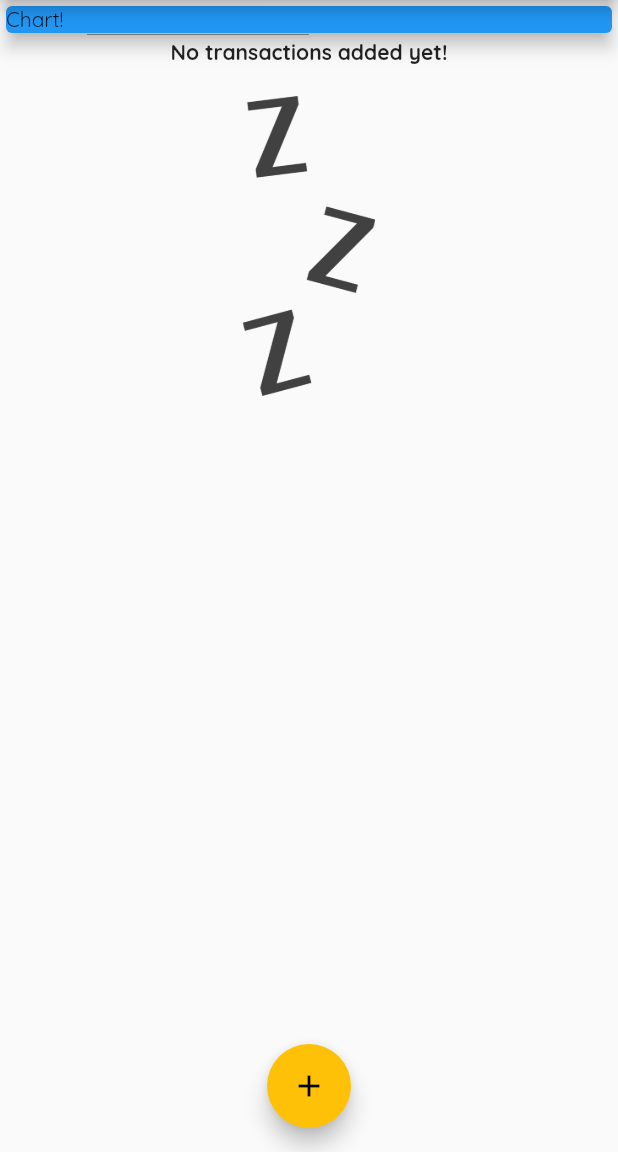
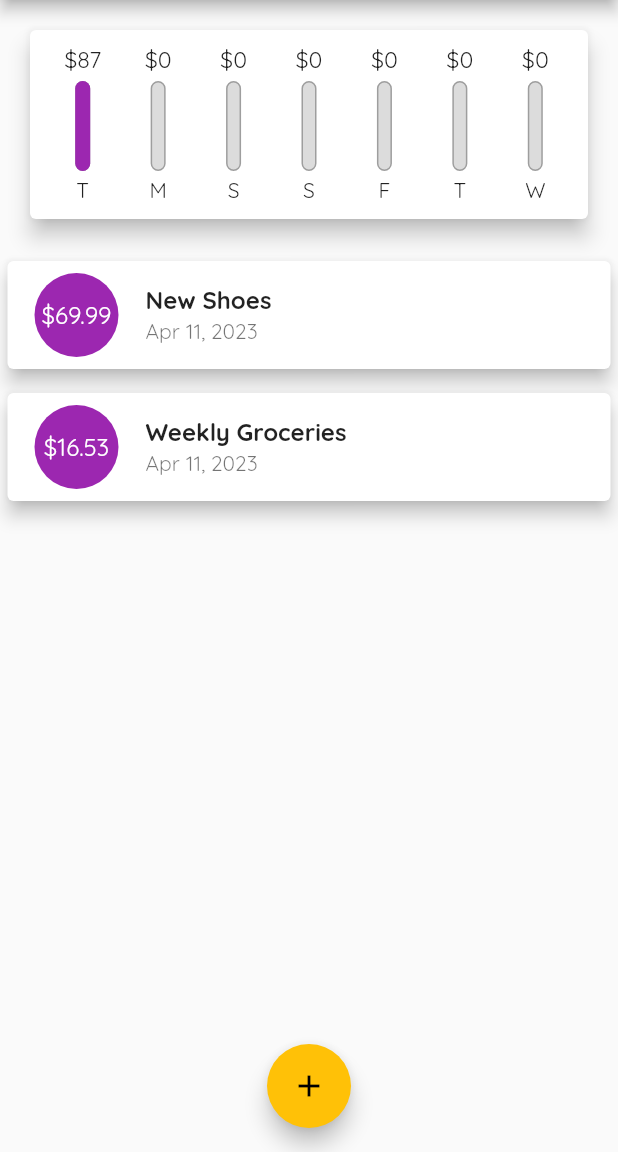
Before and after one commit to seolhs04/flutter-playground, a Flutter app: the screen it shows after launch, on a phone screen of 412 x 824 dp, the part 84-1236 px from its top. Run offline on Flutter 3.47's test engine with Material 2 defaults, Android fonts, the phone set to English and light mode, and no system bars; our stand-ins replace shared_preferences.

Commit message:
create expenses chart widget

```diff
--- a/lib/screens/expenses/expenses_screen.dart
+++ b/lib/screens/expenses/expenses_screen.dart
@@ -2,6 +2,7 @@ import 'package:flutter/material.dart';
 import 'package:flutter_app/widgets/expenses/new_transaction.dart';
 
 import '../../models/transaction_model.dart';
+import '../../widgets/expenses/chart.dart';
 import '../../widgets/expenses/transaction_list.dart';
 
 class ExpensesScreen extends StatefulWidget {
@@ -15,19 +16,28 @@ class ExpensesScreen extends StatefulWidget {
 
 class _ExpensesScreenState extends State<ExpensesScreen> {
   final List<Transaction> transactions = [
-    // Transaction(
-    //   id: 't1',
-    //   title: 'New Shoes',
-    //   amount: 69.99,
-    //   date: DateTime.now(),
-    // ),
-    // Transaction(
-    //   id: 't2',
-    //   title: 'Weekly Groceries',
-    //   amount: 16.53,
-    //   date: DateTime.now(),
-    // ),
+    Transaction(
+      id: 't1',
+      title: 'New Shoes',
+      amount: 69.99,
+      date: DateTime.now(),
+    ),
+    Transaction(
+      id: 't2',
+      title: 'Weekly Groceries',
+      amount: 16.53,
+      date: DateTime.now(),
+    ),
   ];
+  List<Transaction> get _recentTransactions {
+    return transactions.where(
+      (tx) {
+        return tx.date.isAfter(DateTime.now().subtract(
+          const Duration(days: 7),
+        ));
+      },
+    ).toList();
+  }
 
   void _addNewTransaction(String title, double amount) {
     Transaction newTransaction = Transaction(
@@ -71,14 +81,7 @@ class _ExpensesScreenState extends State<ExpensesScreen> {
       body: SingleChildScrollView(
         child: Column(
           children: [
-            const SizedBox(
-              width: double.infinity,
-              child: Card(
-                color: Colors.blue,
-                elevation: 5,
-                child: Text('Chart!'),
-              ),
-            ),
+            Chart(recentTransactions: _recentTransactions),
             TransactionList(
               transactions: transactions,
             ),
--- /dev/null
+++ b/lib/widgets/expenses/chart.dart
@@ -0,0 +1,61 @@
+import 'package:flutter/material.dart';
+import 'package:flutter_app/models/transaction_model.dart';
+import 'package:flutter_app/widgets/expenses/chart_bar.dart';
+import 'package:intl/intl.dart';
+
+class Chart extends StatelessWidget {
+  final List<Transaction> recentTransactions;
+
+  const Chart({
+    super.key,
+    required this.recentTransactions,
+  });
+
+  List<Map<String, Object>> get groupedTransactionValues {
+    return List.generate(7, (index) {
+      final weekDay = DateTime.now().subtract(Duration(days: index));
+      double totalSum = 0.0;
+
+      for (var transaction in recentTransactions) {
+        if (transaction.date.day == weekDay.day &&
+            transaction.date.month == weekDay.month &&
+            transaction.date.year == weekDay.year) {
+          totalSum += transaction.amount;
+        }
+      }
+
+      return {
+        'day': DateFormat.E().format(weekDay).substring(0, 1),
+        'amount': totalSum,
+      };
+    });
+  }
+
+  double get totalSpending {
+    return groupedTransactionValues.fold(0.0, (acc, cur) {
+      return acc + (cur['amount'] as double);
+    });
+  }
+
+  @override
+  Widget build(BuildContext context) {
+    return Card(
+      elevation: 6,
+      margin: const EdgeInsets.all(20),
+      child: Padding(
+        padding: const EdgeInsets.all(10),
+        child: Row(
+          children: groupedTransactionValues.map((data) {
+            return ChartBar(
+                label: data['day'] as String,
+                spendingAmount: data['amount'] as double,
+                spendingPctOfTotal: totalSpending == 0.0
+                    ? 0.0
+                    : (data['amount'] as double) / totalSpending);
+            // Text('${data['day']}: ${data['amount']}');
+          }).toList(),
+        ),
+      ),
+    );
+  }
+}
--- /dev/null
+++ b/lib/widgets/expenses/chart_bar.dart
@@ -0,0 +1,64 @@
+import 'package:flutter/material.dart';
+
+class ChartBar extends StatelessWidget {
+  final String label;
+  final double spendingAmount;
+  final double spendingPctOfTotal;
+
+  const ChartBar(
+      {super.key,
+      required this.label,
+      required this.spendingAmount,
+      required this.spendingPctOfTotal});
+
+  @override
+  Widget build(BuildContext context) {
+    return Expanded(
+      child: Column(
+        children: [
+          SizedBox(
+            height: 20,
+            child: FittedBox(
+              child: Text(
+                '\$${spendingAmount.toStringAsFixed(0)}',
+              ),
+            ),
+          ),
+          const SizedBox(
+            height: 4,
+          ),
+          SizedBox(
+            height: 60,
+            width: 10,
+            child: Stack(
+              children: [
+                Container(
+                  decoration: BoxDecoration(
+                    border: Border.all(
+                      color: Colors.grey,
+                      width: 1,
+                    ),
+                    color: const Color.fromRGBO(220, 220, 220, 1),
+                    borderRadius: BorderRadius.circular(10),
+                  ),
+                ),
+                FractionallySizedBox(
+                  heightFactor: spendingPctOfTotal,
+                  child: Container(
+                    decoration: BoxDecoration(
+                        borderRadius: BorderRadius.circular(10),
+                        color: Theme.of(context).colorScheme.primary),
+                  ),
+                ),
+              ],
+            ),
+          ),
+          const SizedBox(
+            height: 4,
+          ),
+          Text(label),
+        ],
+      ),
+    );
+  }
+}
--- a/lib/widgets/expenses/new_transaction.dart
+++ b/lib/widgets/expenses/new_transaction.dart
@@ -24,6 +24,7 @@ class _NewTransactionState extends State<NewTransaction> {
     if (enteredTitle.isEmpty || enteredAmount <= 0) {
       return;
     }
+
     widget.addTx(enteredTitle, enteredAmount);
     Navigator.of(context).pop();
   }
--- a/lib/widgets/expenses/transaction_list.dart
+++ b/lib/widgets/expenses/transaction_list.dart
@@ -34,48 +34,30 @@ class TransactionList extends StatelessWidget {
           : ListView.builder(
               itemBuilder: (context, index) {
                 return Card(
-                  child: Row(
-                    children: [
-                      Container(
-                        decoration: BoxDecoration(
-                          border: Border.all(
-                            color: Theme.of(context).colorScheme.primary,
-                            width: 2,
-                          ),
+                  margin: const EdgeInsets.symmetric(
+                    vertical: 8,
+                    horizontal: 5,
+                  ),
+                  elevation: 5,
+                  child: ListTile(
+                    leading: CircleAvatar(
+                      radius: 30,
+                      backgroundColor: Theme.of(context).colorScheme.primary,
+                      child: FittedBox(
+                          child: Text(
+                        '\$${transactions[index].amount}',
+                        style: const TextStyle(
+                          color: Colors.white,
                         ),
-                        padding: const EdgeInsets.all(10),
-                        margin: const EdgeInsets.symmetric(
-                          vertical: 10,
-                          horizontal: 15,
-                        ),
-                        child: Text(
-                          '\$${transactions[index].amount.toStringAsFixed(2)}',
-                          style: TextStyle(
-                            fontWeight: FontWeight.bold,
-                            fontSize: 20,
-                            color: Theme.of(context).colorScheme.primary,
-                          ),
-                        ),
-                      ),
-                      Column(
-                        crossAxisAlignment: CrossAxisAlignment.start,
-                        children: [
-                          Text(
-                            transactions[index].title,
-                            style: const TextStyle(
-                              fontSize: 16,
-                              fontWeight: FontWeight.bold,
-                            ),
-                          ),
-                          Text(
-                            DateFormat.yMMMd().format(transactions[index].date),
-                            style: const TextStyle(
-                              color: Colors.grey,
-                            ),
-                          ),
-                        ],
-                      )
-                    ],
+                      )),
+                    ),
+                    title: Text(
+                      transactions[index].title,
+                      style: const TextStyle(fontWeight: FontWeight.bold),
+                    ),
+                    subtitle: Text(
+                      DateFormat.yMMMd().format(transactions[index].date),
+                    ),
                   ),
                 );
               },
```
